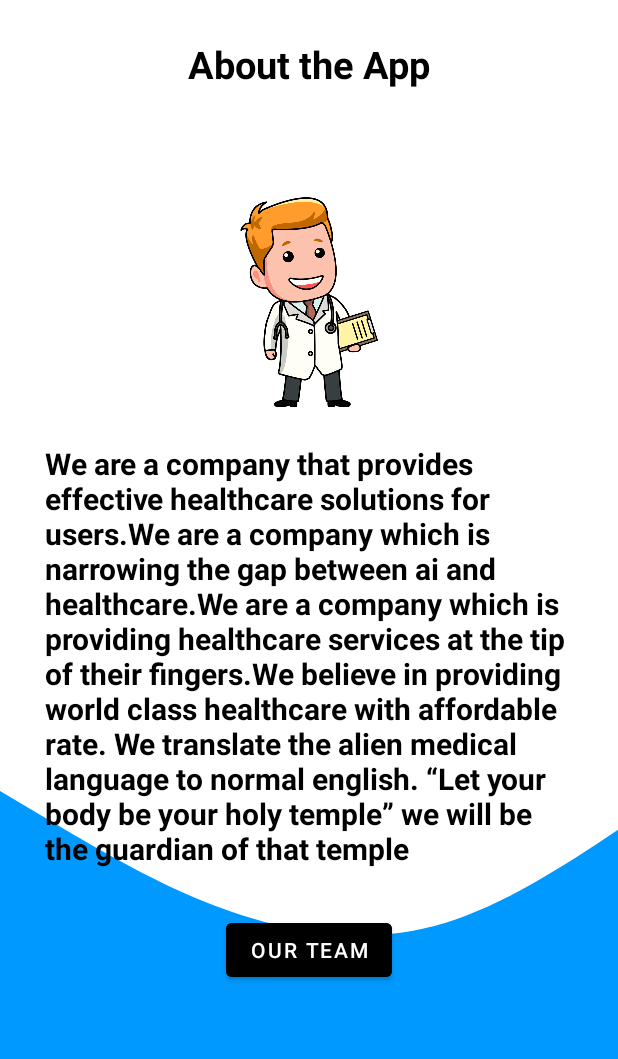
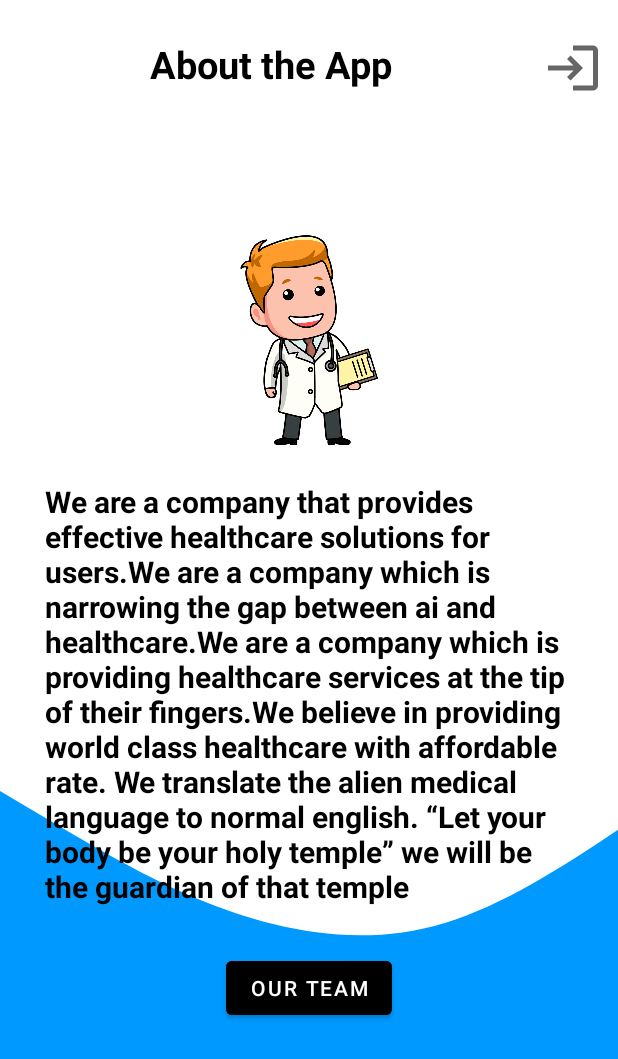
Before and after one commit to AdityaVSM/MeetDoc, an Android app: the fragment UserSettingsFragment shown on its own in the app's theme, on a phone screen of 412 x 824 dp. Shown: the top 1059 px of the screen. Run offline under Robolectric (Android 15) with nearby library versions, the phone set to English and light mode, and no system bars; our stand-ins replace Firebase (no records; nobody signed in at launch, a user with empty details on screens opened directly); Roboto replaces fonts that are not available here.

Commit message:
added proper flow

```diff
--- a/app/src/main/java/com/example/meetdoc/Fragments/User/UserSettingsFragment.java
+++ b/app/src/main/java/com/example/meetdoc/Fragments/User/UserSettingsFragment.java
@@ -1,5 +1,8 @@
 package com.example.meetdoc.Fragments.User;
 
+import android.content.DialogInterface;
+import android.content.Intent;
+import android.os.Build;
 import android.os.Bundle;
 
 import androidx.fragment.app.Fragment;
@@ -7,60 +10,53 @@ import androidx.fragment.app.Fragment;
 import android.view.LayoutInflater;
 import android.view.View;
 import android.view.ViewGroup;
+import android.widget.Button;
+import android.widget.ImageButton;
 
 import com.example.meetdoc.R;
+import com.example.meetdoc.WelcomeActivity;
+import com.google.android.material.dialog.MaterialAlertDialogBuilder;
+import com.google.firebase.auth.FirebaseAuth;
 
-/**
- * A simple {@link Fragment} subclass.
- * Use the {@link UserSettingsFragment#newInstance} factory method to
- * create an instance of this fragment.
- */
 public class UserSettingsFragment extends Fragment {
-
-    // TODO: Rename parameter arguments, choose names that match
-    // the fragment initialization parameters, e.g. ARG_ITEM_NUMBER
-    private static final String ARG_PARAM1 = "param1";
-    private static final String ARG_PARAM2 = "param2";
-
-    // TODO: Rename and change types of parameters
-    private String mParam1;
-    private String mParam2;
+    ImageButton logout_button;
+    FirebaseAuth auth;
 
     public UserSettingsFragment() {
         // Required empty public constructor
     }
 
-    /**
-     * Use this factory method to create a new instance of
-     * this fragment using the provided parameters.
-     *
-     * @param param1 Parameter 1.
-     * @param param2 Parameter 2.
-     * @return A new instance of fragment UserSettingsFragment.
-     */
-    // TODO: Rename and change types and number of parameters
-    public static UserSettingsFragment newInstance(String param1, String param2) {
-        UserSettingsFragment fragment = new UserSettingsFragment();
-        Bundle args = new Bundle();
-        args.putString(ARG_PARAM1, param1);
-        args.putString(ARG_PARAM2, param2);
-        fragment.setArguments(args);
-        return fragment;
-    }
 
     @Override
-    public void onCreate(Bundle savedInstanceState) {
-        super.onCreate(savedInstanceState);
-        if (getArguments() != null) {
-            mParam1 = getArguments().getString(ARG_PARAM1);
-            mParam2 = getArguments().getString(ARG_PARAM2);
-        }
-    }
+    public View onCreateView(LayoutInflater inflater, ViewGroup container,Bundle savedInstanceState) {
+        // Inflate the layout for this fragment
 
-    @Override
-    public View onCreateView(LayoutInflater inflater, ViewGroup container,
-                             Bundle savedInstanceState) {
-        // Inflate the layout for this fragment
-        return inflater.inflate(R.layout.fragment_user_settings, container, false);
+        auth = FirebaseAuth.getInstance();
+
+        final View view = inflater.inflate(R.layout.fragment_user_settings, container, false);
+        logout_button = view.findViewById(R.id.logout_button);
+
+        logout_button.setOnClickListener(new View.OnClickListener() {
+            @Override
+            public void onClick(View v) {
+                new MaterialAlertDialogBuilder(getActivity())
+                        .setTitle("Confirm logout")
+                        .setMessage("Are you sure want to logout from this account")
+                        .setPositiveButton("Yes", new DialogInterface.OnClickListener(){
+                            @Override
+                            public void onClick(DialogInterface dialog, int which) {
+                                auth.signOut();
+                                startActivity(new Intent(getActivity().getApplicationContext(), WelcomeActivity.class));
+                            }
+                        })
+                        .setNegativeButton("No", new DialogInterface.OnClickListener() {
+                            @Override
+                            public void onClick(DialogInterface dialog, int which) {
+
+                            }
+                        }).show();
+            }
+        });
+        return view;
     }
 }
--- a/app/src/main/java/com/example/meetdoc/SiginActivity.java
+++ b/app/src/main/java/com/example/meetdoc/SiginActivity.java
@@ -107,11 +107,6 @@ public class SiginActivity extends AppCompatActivity {
                 // This will simple call your callback containing a boolean true/false
                 for(DataSnapshot data_snapshot: dataSnapshot.getChildren()){
                     String uid = data_snapshot.child("user_id").getValue().toString();
-                    String name = data_snapshot.child("user_name").getValue().toString();
-
-                    System.out.println(name);
-                    System.out.println(uid);
-                    System.out.println(auth.getCurrentUser().getUid());
                     if(uid.equals(auth.getCurrentUser().getUid().toString())) {
                         System.out.println("exists");
                         finishedCallback.callback(true);
--- /dev/null
+++ b/app/src/main/res/drawable/logout_icon.xml
@@ -0,0 +1,10 @@
+<vector xmlns:android="http://schemas.android.com/apk/res/android"
+    android:width="24dp"
+    android:height="24dp"
+    android:viewportWidth="24"
+    android:viewportHeight="24"
+    android:tint="?attr/colorControlNormal">
+  <path
+      android:fillColor="@android:color/white"
+      android:pathData="M11,7L9.6,8.4l2.6,2.6H2v2h10.2l-2.6,2.6L11,17l5,-5L11,7zM20,19h-8v2h8c1.1,0 2,-0.9 2,-2V5c0,-1.1 -0.9,-2 -2,-2h-8v2h8V19z"/>
+</vector>
--- a/app/src/main/res/layout/fragment_user_settings.xml
+++ b/app/src/main/res/layout/fragment_user_settings.xml
@@ -23,19 +23,30 @@
             android:layout_width="match_parent"
             android:layout_height="wrap_content"
             android:orientation="vertical">
-
-
-
+                <LinearLayout
+                    android:layout_marginTop="25dp"
+                    android:layout_width="match_parent"
+                    android:layout_height="wrap_content"
+                    android:orientation="horizontal">
                     <TextView
-                        android:layout_width="match_parent"
+                        android:layout_width="wrap_content"
                         android:layout_height="wrap_content"
                         android:layout_gravity="center_horizontal"
                         android:layout_marginTop="25dp"
-                        android:gravity="center_horizontal"
+                        android:gravity="center"
+                        android:layout_weight="1"
                         android:text="About the App"
                         android:textColor="@color/black"
                         android:textSize="25dp"
                         android:textStyle="bold" />
+                    <ImageButton
+                        android:id="@+id/logout_button"
+                        android:layout_width="40dp"
+                        android:layout_marginEnd="10dp"
+                        android:layout_height="40dp"
+                        android:layout_gravity="right"
+                        android:background="@drawable/logout_icon" />
+                </LinearLayout>
 
                 <ImageView
                     android:id="@+id/img"
```
Also changed, not shown: app/src/main/java/com/example/meetdoc/MainActivity.java (+53 -1 lines). Lines whose indentation alone changed are shown as unchanged.
